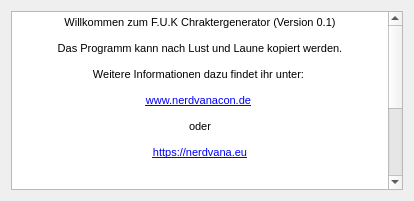
This is Fuk/credits.ui in FireballGfx/FUK as Qt 5 draws it before an edit. The edited form follows.
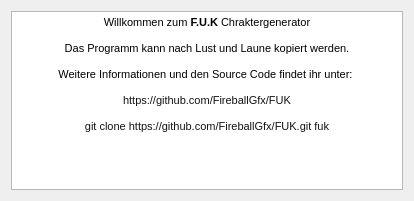
This is the edited form. Icons and pictures are not drawn.

Commit message: Erste Version released.

```diff
--- a/Fuk/credits.ui
+++ b/Fuk/credits.ui
@@ -31,26 +31,15 @@
 &lt;html&gt;&lt;head&gt;&lt;meta name=&quot;qrichtext&quot; content=&quot;1&quot; /&gt;&lt;style type=&quot;text/css&quot;&gt;
 p, li { white-space: pre-wrap; }
 &lt;/style&gt;&lt;/head&gt;&lt;body style=&quot; font-family:'MS Shell Dlg 2'; font-size:8.25pt; font-weight:400; font-style:normal;&quot;&gt;
-&lt;p align=&quot;center&quot; style=&quot; margin-top:0px; margin-bottom:0px; margin-left:0px; margin-right:0px; -qt-block-indent:0; text-indent:0px;&quot;&gt;Willkommen zum F.U.K Chraktergenerator (Version 0.1)&lt;/p&gt;
+&lt;p align=&quot;center&quot; style=&quot; margin-top:0px; margin-bottom:0px; margin-left:0px; margin-right:0px; -qt-block-indent:0; text-indent:0px;&quot;&gt;Willkommen zum&lt;span style=&quot; font-weight:600;&quot;&gt; F.U.K&lt;/span&gt; Chraktergenerator&lt;/p&gt;
 &lt;p align=&quot;center&quot; style=&quot;-qt-paragraph-type:empty; margin-top:0px; margin-bottom:0px; margin-left:0px; margin-right:0px; -qt-block-indent:0; text-indent:0px;&quot;&gt;&lt;br /&gt;&lt;/p&gt;
 &lt;p align=&quot;center&quot; style=&quot; margin-top:0px; margin-bottom:0px; margin-left:0px; margin-right:0px; -qt-block-indent:0; text-indent:0px;&quot;&gt;Das Programm kann nach Lust und Laune kopiert werden.&lt;/p&gt;
 &lt;p align=&quot;center&quot; style=&quot;-qt-paragraph-type:empty; margin-top:0px; margin-bottom:0px; margin-left:0px; margin-right:0px; -qt-block-indent:0; text-indent:0px;&quot;&gt;&lt;br /&gt;&lt;/p&gt;
-&lt;p align=&quot;center&quot; style=&quot; margin-top:0px; margin-bottom:0px; margin-left:0px; margin-right:0px; -qt-block-indent:0; text-indent:0px;&quot;&gt;Weitere Informationen dazu findet ihr unter: &lt;/p&gt;
+&lt;p align=&quot;center&quot; style=&quot; margin-top:0px; margin-bottom:0px; margin-left:0px; margin-right:0px; -qt-block-indent:0; text-indent:0px;&quot;&gt;Weitere Informationen und den Source Code findet ihr unter: &lt;/p&gt;
 &lt;p align=&quot;center&quot; style=&quot;-qt-paragraph-type:empty; margin-top:0px; margin-bottom:0px; margin-left:0px; margin-right:0px; -qt-block-indent:0; text-indent:0px;&quot;&gt;&lt;br /&gt;&lt;/p&gt;
-&lt;p align=&quot;center&quot; style=&quot; margin-top:0px; margin-bottom:0px; margin-left:0px; margin-right:0px; -qt-block-indent:0; text-indent:0px;&quot;&gt;&lt;a href=&quot;www.nerdvanacon.de&quot;&gt;&lt;span style=&quot; font-size:8pt; text-decoration: underline; color:#0000ff;&quot;&gt;www.nerdvanacon.de&lt;/span&gt;&lt;/a&gt; &lt;/p&gt;
+&lt;p align=&quot;center&quot; style=&quot; margin-top:0px; margin-bottom:0px; margin-left:0px; margin-right:0px; -qt-block-indent:0; text-indent:0px;&quot;&gt;&lt;span style=&quot; font-family:'Consolas,Courier New,monospace'; font-size:8pt; color:#121212; background-color:#ffffff;&quot;&gt;https://github.com/FireballGfx/FUK&lt;/span&gt;&lt;/p&gt;
 &lt;p align=&quot;center&quot; style=&quot;-qt-paragraph-type:empty; margin-top:0px; margin-bottom:0px; margin-left:0px; margin-right:0px; -qt-block-indent:0; text-indent:0px;&quot;&gt;&lt;br /&gt;&lt;/p&gt;
-&lt;p align=&quot;center&quot; style=&quot; margin-top:0px; margin-bottom:0px; margin-left:0px; margin-right:0px; -qt-block-indent:0; text-indent:0px;&quot;&gt;oder&lt;/p&gt;
-&lt;p align=&quot;center&quot; style=&quot;-qt-paragraph-type:empty; margin-top:0px; margin-bottom:0px; margin-left:0px; margin-right:0px; -qt-block-indent:0; text-indent:0px;&quot;&gt;&lt;br /&gt;&lt;/p&gt;
-&lt;p align=&quot;center&quot; style=&quot; margin-top:0px; margin-bottom:0px; margin-left:0px; margin-right:0px; -qt-block-indent:0; text-indent:0px;&quot;&gt;&lt;a href=&quot;https://nerdvana.eu&quot;&gt;&lt;span style=&quot; font-size:8pt; text-decoration: underline; color:#0000ff;&quot;&gt;https://nerdvana.eu&lt;/span&gt;&lt;/a&gt;&lt;/p&gt;
-&lt;p align=&quot;center&quot; style=&quot;-qt-paragraph-type:empty; margin-top:0px; margin-bottom:0px; margin-left:0px; margin-right:0px; -qt-block-indent:0; text-indent:0px; font-size:8pt; text-decoration: underline; color:#0000ff;&quot;&gt;&lt;br /&gt;&lt;/p&gt;
-&lt;p align=&quot;center&quot; style=&quot;-qt-paragraph-type:empty; margin-top:0px; margin-bottom:0px; margin-left:0px; margin-right:0px; -qt-block-indent:0; text-indent:0px; font-size:8pt; text-decoration: underline; color:#0000ff;&quot;&gt;&lt;br /&gt;&lt;/p&gt;
-&lt;p align=&quot;center&quot; style=&quot;-qt-paragraph-type:empty; margin-top:0px; margin-bottom:0px; margin-left:0px; margin-right:0px; -qt-block-indent:0; text-indent:0px; font-size:8pt; text-decoration: underline; color:#0000ff;&quot;&gt;&lt;br /&gt;&lt;/p&gt;
-&lt;p align=&quot;center&quot; style=&quot;-qt-paragraph-type:empty; margin-top:0px; margin-bottom:0px; margin-left:0px; margin-right:0px; -qt-block-indent:0; text-indent:0px; font-size:8pt; text-decoration: underline; color:#0000ff;&quot;&gt;&lt;br /&gt;&lt;/p&gt;
-&lt;p align=&quot;center&quot; style=&quot;-qt-paragraph-type:empty; margin-top:0px; margin-bottom:0px; margin-left:0px; margin-right:0px; -qt-block-indent:0; text-indent:0px; font-size:8pt; text-decoration: underline; color:#0000ff;&quot;&gt;&lt;br /&gt;&lt;/p&gt;
-&lt;p align=&quot;center&quot; style=&quot;-qt-paragraph-type:empty; margin-top:0px; margin-bottom:0px; margin-left:0px; margin-right:0px; -qt-block-indent:0; text-indent:0px; font-size:8pt; text-decoration: underline; color:#0000ff;&quot;&gt;&lt;br /&gt;&lt;/p&gt;
-&lt;p style=&quot; margin-top:0px; margin-bottom:0px; margin-left:0px; margin-right:0px; -qt-block-indent:0; text-indent:0px;&quot;&gt;Am Ende möchte ich noch alle Mitglieder (außer Umbreon) vom Nerdvana Forum grüßen, besonders möchte ich jedoch den User Nebelherr erwähnen, der viel Arbeit in die Überarbeitung der F.U.K Regeln gesteckt hat, sowie den Schöpfer der Regeln -GoldenesKamel.&lt;/p&gt;
-&lt;p style=&quot;-qt-paragraph-type:empty; margin-top:0px; margin-bottom:0px; margin-left:0px; margin-right:0px; -qt-block-indent:0; text-indent:0px; font-size:8pt; text-decoration: underline; color:#0000ff;&quot;&gt;&lt;br /&gt;&lt;/p&gt;
-&lt;p align=&quot;center&quot; style=&quot;-qt-paragraph-type:empty; margin-top:0px; margin-bottom:0px; margin-left:0px; margin-right:0px; -qt-block-indent:0; text-indent:0px;&quot;&gt;&lt;br /&gt;&lt;/p&gt;
+&lt;p align=&quot;center&quot; style=&quot; margin-top:0px; margin-bottom:0px; margin-left:0px; margin-right:0px; -qt-block-indent:0; text-indent:0px;&quot;&gt;&lt;span style=&quot; font-family:'Consolas,Courier New,monospace'; font-size:8pt; color:#121212; background-color:#ffffff;&quot;&gt;git clone https://github.com/FireballGfx/FUK.git fuk&lt;/span&gt;&lt;/p&gt;
 &lt;p align=&quot;justify&quot; style=&quot;-qt-paragraph-type:empty; margin-top:0px; margin-bottom:0px; margin-left:0px; margin-right:0px; -qt-block-indent:0; text-indent:0px;&quot;&gt;&lt;br /&gt;&lt;/p&gt;&lt;/body&gt;&lt;/html&gt;</string>
      </property>
      <property name="textInteractionFlags">
```
The commit also changes 8 other files.
